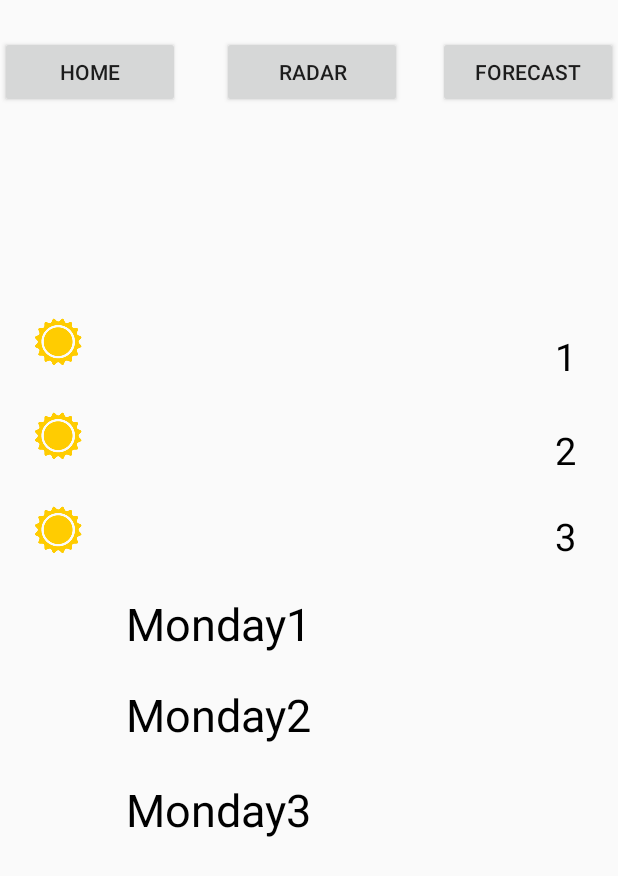
After one commit to dominicaq/AndroidweatherApp, an Android app: the layout forecast_activity.xml on its own in the app's theme, with its tools: preview values and no code run, on a phone screen of 412 x 824 dp. The commit adds this screen. Shown: the top 876 px of the screen. Run offline under Robolectric (Android 15) with nearby library versions, the phone set to English and light mode, and no system bars.

Commit message:
bare bones of "tabs", will continue

```diff
--- /dev/null
+++ b/app/src/main/res/layout/forecast_activity.xml
@@ -0,0 +1,146 @@
+<?xml version="1.0" encoding="utf-8"?>
+<android.support.constraint.ConstraintLayout
+    xmlns:android="http://schemas.android.com/apk/res/android"
+    xmlns:app="http://schemas.android.com/apk/res-auto"
+    xmlns:tools="http://schemas.android.com/tools"
+    android:layout_width="match_parent"
+    android:layout_height="match_parent">
+
+    <Button
+        android:id="@+id/button6"
+        android:layout_width="120dp"
+        android:layout_height="wrap_content"
+        android:layout_marginTop="24dp"
+        android:onClick="openForecast"
+        android:text="Forecast"
+        app:layout_constraintEnd_toEndOf="parent"
+        app:layout_constraintTop_toTopOf="parent" />
+
+    <Button
+        android:id="@+id/button5"
+        android:layout_width="120dp"
+        android:layout_height="wrap_content"
+        android:layout_marginEnd="8dp"
+        android:layout_marginStart="12dp"
+        android:layout_marginTop="24dp"
+        android:onClick="openRadar"
+        android:text="Radar"
+        app:layout_constraintEnd_toStartOf="@+id/button6"
+        app:layout_constraintStart_toEndOf="@+id/button4"
+        app:layout_constraintTop_toTopOf="parent" />
+
+    <TextView
+        android:id="@+id/forecastTemp"
+        android:layout_width="wrap_content"
+        android:layout_height="wrap_content"
+        android:layout_marginEnd="28dp"
+        android:layout_marginTop="220dp"
+        android:text="1"
+        android:textColor="#000000"
+        android:textSize="25sp"
+        app:layout_constraintEnd_toEndOf="parent"
+        app:layout_constraintTop_toTopOf="parent" />
+
+    <TextView
+        android:id="@+id/forecastTemp1"
+        android:layout_width="wrap_content"
+        android:layout_height="wrap_content"
+        android:layout_marginEnd="28dp"
+        android:layout_marginTop="28dp"
+        android:text="2"
+        android:textColor="#000000"
+        android:textSize="25sp"
+        app:layout_constraintEnd_toEndOf="parent"
+        app:layout_constraintTop_toBottomOf="@+id/forecastTemp" />
+
+    <TextView
+        android:id="@+id/forecastTemp2"
+        android:layout_width="wrap_content"
+        android:layout_height="wrap_content"
+        android:layout_marginEnd="28dp"
+        android:layout_marginTop="340dp"
+        android:text="3"
+        android:textColor="#000000"
+        android:textSize="25sp"
+        app:layout_constraintEnd_toEndOf="parent"
+        app:layout_constraintTop_toTopOf="parent" />
+
+    <ImageView
+        android:id="@+id/forecastIcon"
+        android:layout_width="46dp"
+        android:layout_height="47dp"
+        android:layout_marginBottom="15dp"
+        android:layout_marginStart="16dp"
+        app:layout_constraintBottom_toTopOf="@+id/forecastIcon2"
+        app:layout_constraintStart_toStartOf="parent"
+        app:srcCompat="@drawable/clear" />
+
+    <ImageView
+        android:id="@+id/forecastIcon2"
+        android:layout_width="46dp"
+        android:layout_height="47dp"
+        android:layout_marginBottom="15dp"
+        android:layout_marginStart="16dp"
+        app:layout_constraintBottom_toTopOf="@+id/forecastIcon9"
+        app:layout_constraintStart_toStartOf="parent"
+        app:srcCompat="@drawable/clear" />
+
+    <TextView
+        android:id="@+id/forecastTitle"
+        android:layout_width="wrap_content"
+        android:layout_height="wrap_content"
+        android:layout_marginBottom="388dp"
+        android:layout_marginStart="84dp"
+        android:text="Monday1"
+        android:textColor="#000000"
+        android:textSize="30sp"
+        app:layout_constraintBottom_toBottomOf="parent"
+        app:layout_constraintStart_toStartOf="parent" />
+
+    <TextView
+        android:id="@+id/forecastTitle1"
+        android:layout_width="wrap_content"
+        android:layout_height="wrap_content"
+        android:layout_marginBottom="328dp"
+        android:layout_marginStart="84dp"
+        android:layout_marginTop="20dp"
+        android:text="Monday2"
+        android:textColor="#000000"
+        android:textSize="30sp"
+        app:layout_constraintBottom_toBottomOf="parent"
+        app:layout_constraintStart_toStartOf="parent"
+        app:layout_constraintTop_toBottomOf="@+id/forecastTitle"
+        app:layout_constraintVertical_bias="0.0" />
+
+    <TextView
+        android:id="@+id/forecastTitle2"
+        android:layout_width="wrap_content"
+        android:layout_height="wrap_content"
+        android:layout_marginBottom="264dp"
+        android:layout_marginStart="84dp"
+        android:text="Monday3"
+        android:textColor="#000000"
+        android:textSize="30sp"
+        app:layout_constraintBottom_toBottomOf="parent"
+        app:layout_constraintStart_toStartOf="parent" />
+
+    <ImageView
+        android:id="@+id/forecastIcon9"
+        android:layout_width="46dp"
+        android:layout_height="47dp"
+        android:layout_marginStart="16dp"
+        android:layout_marginTop="332dp"
+        app:layout_constraintStart_toStartOf="parent"
+        app:layout_constraintTop_toTopOf="parent"
+        app:srcCompat="@drawable/clear" />
+
+    <Button
+        android:id="@+id/button4"
+        android:layout_width="120dp"
+        android:layout_height="wrap_content"
+        android:layout_marginTop="24dp"
+        android:onClick="openHome"
+        android:text="Home"
+        app:layout_constraintStart_toStartOf="parent"
+        app:layout_constraintTop_toTopOf="parent" />
+</android.support.constraint.ConstraintLayout>
--- /dev/null
+++ b/app/src/main/res/layout/radar_activity.xml
@@ -0,0 +1,6 @@
+<?xml version="1.0" encoding="utf-8"?>
+<android.support.constraint.ConstraintLayout
+    xmlns:android="http://schemas.android.com/apk/res/android" android:layout_width="match_parent"
+    android:layout_height="match_parent">
+
+</android.support.constraint.ConstraintLayout>
```
Also changed, not shown: app/src/main/java/com/example/rgarcia21/weatherappandroid/MainActivity.java (+16 -1 lines), app/src/main/res/layout/activity_main.xml (+2 -107 lines).
